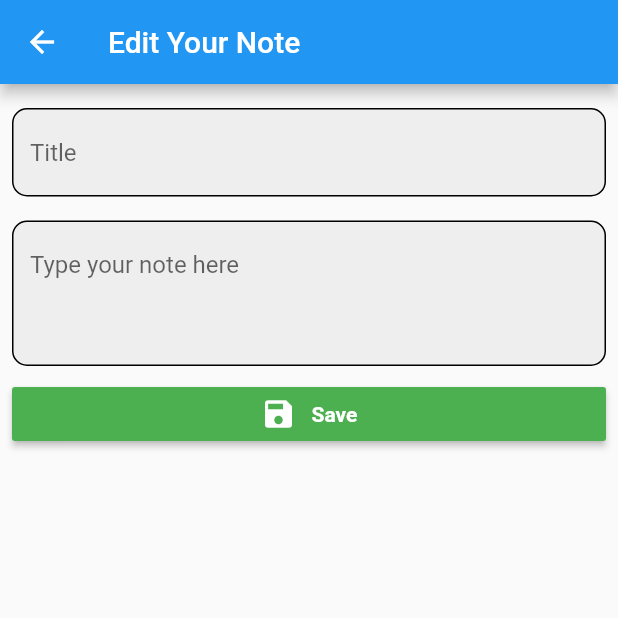
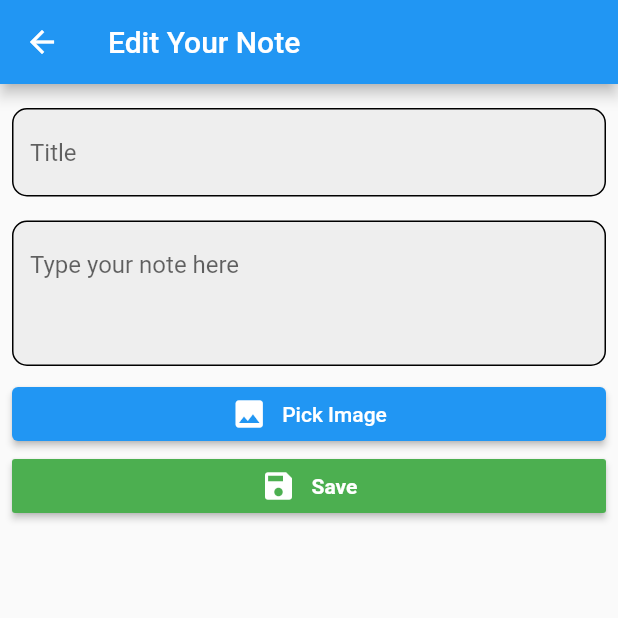
Before and after one commit to sharmashashi/HCOE_2022_May_20, a Flutter app: the NotePage screen opened by its route, after a tap on the "add" icon, on a phone screen of 412 x 824 dp, the top half of it. Run offline on Flutter 3.47's test engine with Material 2 defaults, Android fonts, the phone set to English and light mode, and no system bars; our stand-ins replace cloud_firestore, firebase_auth, firebase_core, firebase_storage, get, image_picker; accounts and stored records are empty.

Commit message:
simple image upload feature

```diff
--- a/lib/model/noteM.dart
+++ b/lib/model/noteM.dart
@@ -1,8 +1,9 @@
 class NoteModel {
-  final String title, text, date, documentId;
+  final String title, text, date, documentId, imageUrl;
   NoteModel(
       {required this.title,
       required this.text,
       required this.date,
+      required this.imageUrl,
       required this.documentId});
 }
--- a/lib/screens/notepage/note_pageV.dart
+++ b/lib/screens/notepage/note_pageV.dart
@@ -28,11 +28,7 @@ class NotePage extends StatelessWidget {
                   for (var each in viewModel.noteList)
                     NoteCard(
                       viewModel: viewModel,
-                      model: NoteModel(
-                          documentId: each.get('documentId'),
-                          title: each.get('title'),
-                          text: each.get('text'),
-                          date: each.get('date')),
+                      model: each,
                     )
                 ],
               ),
--- a/lib/screens/notepage/note_pageVM.dart
+++ b/lib/screens/notepage/note_pageVM.dart
@@ -19,8 +19,8 @@ class NotePageViewModel extends GetxController {
     });
   }
 
-  List<QueryDocumentSnapshot> _noteList = [];
-  List<QueryDocumentSnapshot> get noteList => _noteList;
+  List<NoteModel> _noteList = [];
+  List<NoteModel> get noteList => _noteList;
   Future<void> fetchNotes() async {
     DocumentReference userDocument = FirebaseFirestore.instance
         .collection("notes")
@@ -28,13 +28,32 @@ class NotePageViewModel extends GetxController {
 
     var querySnapshot = await userDocument.collection("note").get();
 
-    _noteList = querySnapshot.docs;
+    // _noteList = querySnapshot.docs;
+    List<NoteModel> tempList = [];
+
+    for (var each in querySnapshot.docs) {
+      String imageUrl = "";
+      try {
+        imageUrl = each.get('imageUrl');
+      } catch (e) {
+        print(e);
+      }
+      tempList.add(NoteModel(
+          title: each.get('title'),
+          text: each.get('text'),
+          date: each.get('date'),
+          imageUrl: imageUrl,
+          documentId: each.get('documentId')));
+    }
+    _noteList = tempList;
+
     update();
   }
 
   onAddNoteClicked() async {
     await Get.to(EditNote(
-        model: NoteModel(text: "", title: "", date: "", documentId: "")));
+        model: NoteModel(
+            imageUrl: "", text: "", title: "", date: "", documentId: "")));
     refreshNotes();
   }
 
--- a/lib/screens/notepage/noteeditpage/edit_noteV.dart
+++ b/lib/screens/notepage/noteeditpage/edit_noteV.dart
@@ -1,3 +1,5 @@
+import 'dart:io';
+
 import 'package:firstapp/model/noteM.dart';
 import 'package:firstapp/screens/notepage/noteeditpage/edit_noteVM.dart';
 import 'package:flutter/material.dart';
@@ -32,8 +34,66 @@ class EditNote extends StatelessWidget {
               controller: viewModel.noteController,
               maxLines: 3,
               hint: "Type your note here"),
+          _imagePreview(viewModel),
+          _pickImageBtn(viewModel),
           _saveBtn(viewModel)
         ],
+      ),
+    );
+  }
+
+  _pickImageBtn(EditNoteViewModel viewModel) {
+    return ElevatedButton(
+        onPressed: () {
+          viewModel.onImagePick();
+        },
+        child: Row(mainAxisAlignment: MainAxisAlignment.center, children: [
+          Icon(Icons.image),
+          SizedBox(
+            width: 10,
+          ),
+          Text(
+            "Pick Image",
+          )
+        ]));
+  }
+
+  _imagePreview(EditNoteViewModel viewModel) {
+    return viewModel.pickedImagePath.isEmpty
+        ? SizedBox()
+        : Stack(
+            children: [
+            viewModel.fromFile?  AspectRatio(
+                aspectRatio: 16 / 9,
+                child: Image.file(
+                  File(viewModel.pickedImagePath),
+                  errorBuilder: (context, error, stackTrace) {
+                    return Text("Error loading image");
+                  },
+                ),
+              ):_networkImagePreview(viewModel.pickedImagePath),
+              Positioned(
+                  right: 10,
+                  child: IconButton(
+                      onPressed: () {
+                        viewModel.closeSelectedImage();
+                      },
+                      icon: Icon(
+                        Icons.close,
+                        color: Colors.red,
+                      )))
+            ],
+          );
+  }
+
+  _networkImagePreview(String imageUrl) {
+    return AspectRatio(
+      aspectRatio: 16 / 9,
+      child: Image.network(
+        imageUrl,
+        errorBuilder: (context, error, stackTrace) {
+          return Text("Error loading image");
+        },
       ),
     );
   }
--- a/pubspec.yaml
+++ b/pubspec.yaml
@@ -43,6 +43,8 @@ dependencies:
   firebase_core: ^1.17.1
   cloud_firestore: ^3.1.17
   firebase_auth: ^3.3.20
+  firebase_storage: ^10.2.18
+  image_picker: ^0.8.5+3
 
 dev_dependencies:
   flutter_test:
```
Also changed, not shown: lib/screens/notepage/note_card.dart (+41 -2 lines), lib/screens/notepage/noteeditpage/edit_noteVM.dart (+55 -1 lines), pubspec.lock, 1 other file.
